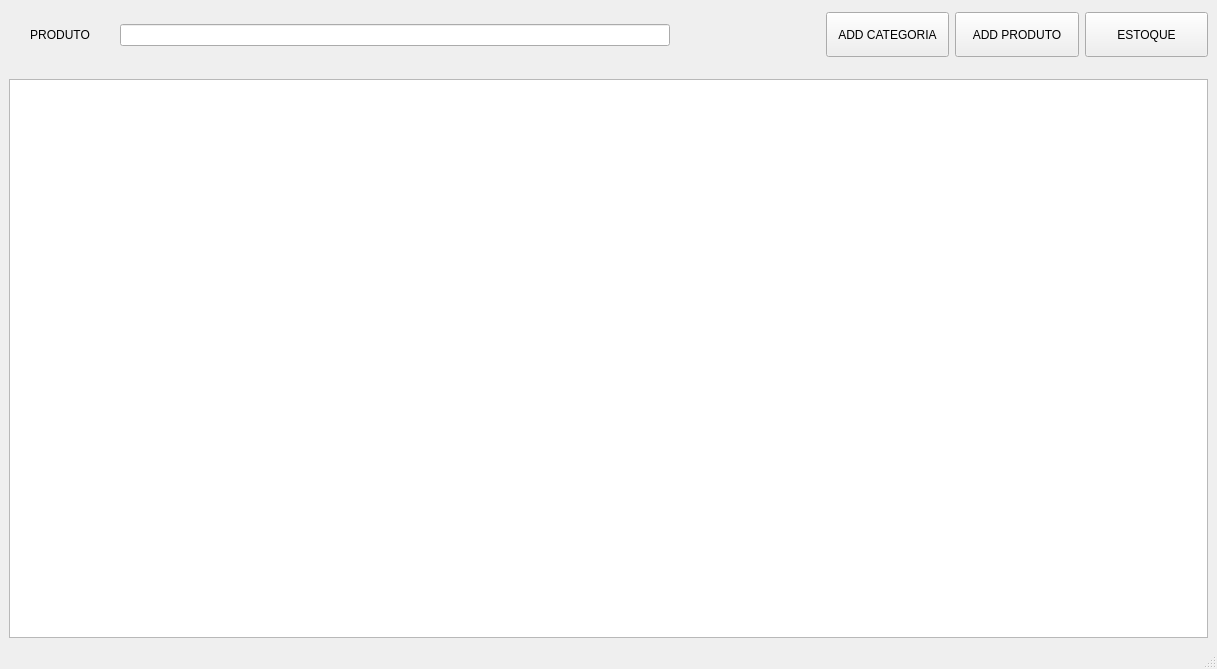
This is desktop/windows/form_products/produtos.ui in hnmcano/unique as Qt 5 draws it before an edit. The edited form follows.
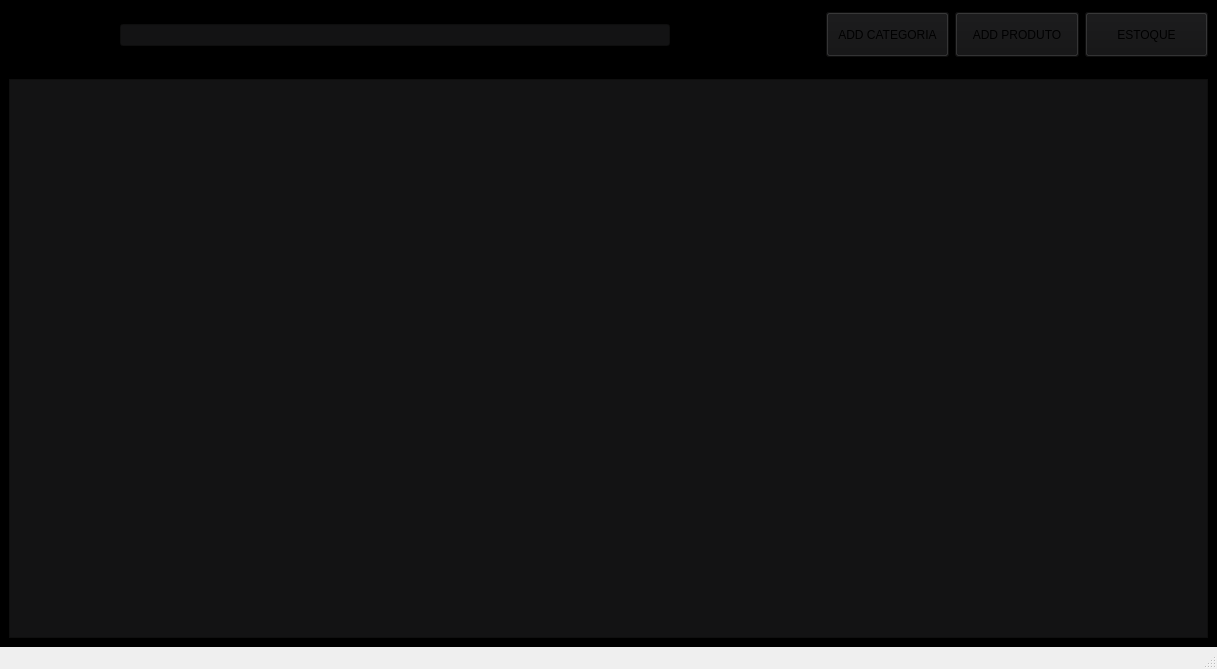
This is the edited form.

Patch:
```diff
--- a/desktop/windows/form_products/produtos.ui
+++ b/desktop/windows/form_products/produtos.ui
@@ -23,7 +23,25 @@
    <string>PRODUTOS</string>
   </property>
   <property name="styleSheet">
-   <string notr="true"/>
+   <string notr="true">#centralwidget {
+	background-color: black;
+}
+
+#centralwidget #tableWidget {
+	background-color: #131314;
+}
+
+#centralwidget QLineEdit{
+	background-color: #131314;
+}
+
+QPushButton{
+	background-color: #131314;
+}
+
+QPushButton:hover{
+		background-color: rgb(60,60,60);
+}</string>
   </property>
   <widget class="QWidget" name="centralwidget">
    <property name="styleSheet">
@@ -179,6 +197,9 @@
               <height>45</height>
              </size>
             </property>
+            <property name="styleSheet">
+             <string notr="true"/>
+            </property>
             <property name="text">
              <string>ADD CATEGORIA</string>
             </property>
@@ -198,6 +219,9 @@
               <height>45</height>
              </size>
             </property>
+            <property name="styleSheet">
+             <string notr="true"/>
+            </property>
             <property name="text">
              <string>ADD PRODUTO</string>
             </property>
@@ -233,6 +257,9 @@
       <layout class="QVBoxLayout" name="verticalLayout_5">
        <item>
         <widget class="QTableWidget" name="tableWidget">
+         <property name="styleSheet">
+          <string notr="true"/>
+         </property>
          <attribute name="horizontalHeaderVisible">
           <bool>true</bool>
          </attribute>
```
